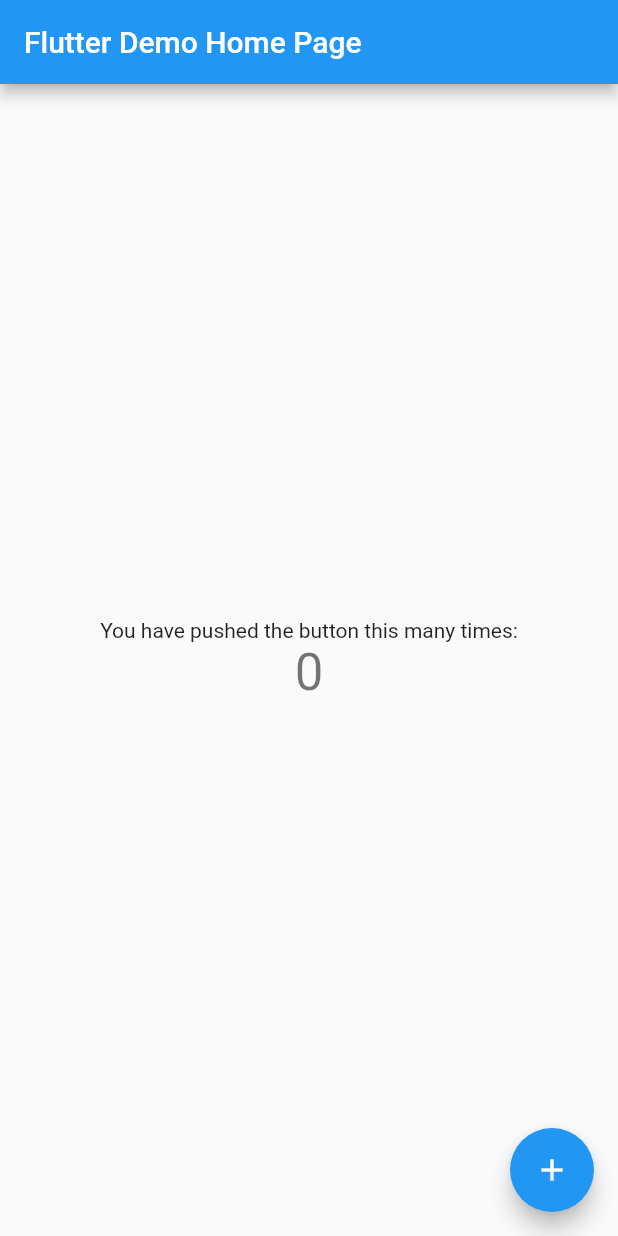
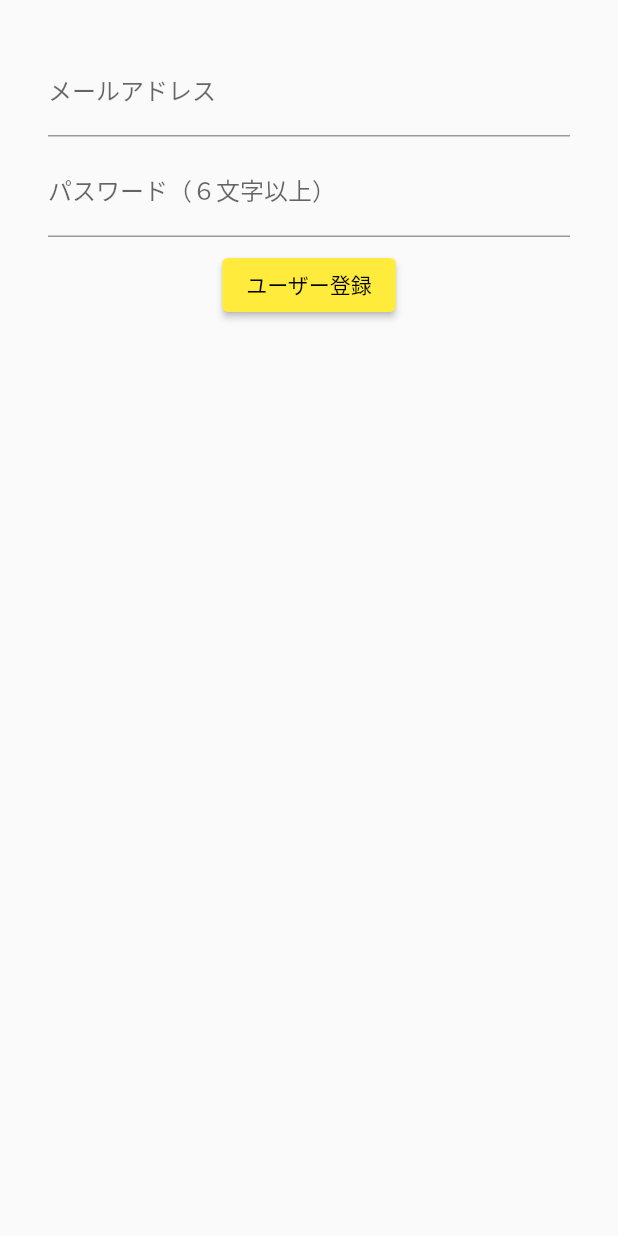
Before and after one commit to Hanatanisan/firebase_login_time, a Flutter app: the screen it shows after launch, on a phone screen of 412 x 824 dp. Run offline on Flutter 3.47's test engine with Material 2 defaults, Android fonts, the light colour scheme and no system bars; our stand-ins replace firebase_auth, firebase_core; accounts and stored records are empty.

Commit message:
登録画面作成

```diff
--- a/lib/main.dart
+++ b/lib/main.dart
@@ -1,115 +1,105 @@
+import 'package:firebase_auth/firebase_auth.dart';
 import 'package:flutter/material.dart';
 
-void main() {
-  runApp(const MyApp());
+import 'package:firebase_core/firebase_core.dart';
+import 'firebase_options.dart';
+
+void main() async {
+  WidgetsFlutterBinding.ensureInitialized();
+  await Firebase.initializeApp(
+    options: DefaultFirebaseOptions.currentPlatform,
+  );
+
+  runApp(HanataniApp());
 }
 
-class MyApp extends StatelessWidget {
-  const MyApp({super.key});
-
+class HanataniApp extends StatelessWidget {
   // This widget is the root of your application.
   @override
   Widget build(BuildContext context) {
     return MaterialApp(
       title: 'Flutter Demo',
       theme: ThemeData(
-        // This is the theme of your application.
-        //
-        // Try running your application with "flutter run". You'll see the
-        // application has a blue toolbar. Then, without quitting the app, try
-        // changing the primarySwatch below to Colors.green and then invoke
-        // "hot reload" (press "r" in the console where you ran "flutter run",
-        // or simply save your changes to "hot reload" in a Flutter IDE).
-        // Notice that the counter didn't reset back to zero; the application
-        // is not restarted.
-        primarySwatch: Colors.blue,
+        primarySwatch: Colors.yellow,
       ),
-      home: const MyHomePage(title: 'Flutter Demo Home Page'),
+      home: SignUpPage(),
     );
   }
 }
 
-class MyHomePage extends StatefulWidget {
-  const MyHomePage({super.key, required this.title});
-
-  // This widget is the home page of your application. It is stateful, meaning
-  // that it has a State object (defined below) that contains fields that affect
-  // how it looks.
-
-  // This class is the configuration for the state. It holds the values (in this
-  // case the title) provided by the parent (in this case the App widget) and
-  // used by the build method of the State. Fields in a Widget subclass are
-  // always marked "final".
-
-  final String title;
-
+class SignUpPage extends StatefulWidget {
   @override
-  State<MyHomePage> createState() => _MyHomePageState();
+  _SignUpPageState createState() => _SignUpPageState();
 }
 
-class _MyHomePageState extends State<MyHomePage> {
-  int _counter = 0;
-
-  void _incrementCounter() {
-    setState(() {
-      // This call to setState tells the Flutter framework that something has
-      // changed in this State, which causes it to rerun the build method below
-      // so that the display can reflect the updated values. If we changed
-      // _counter without calling setState(), then the build method would not be
-      // called again, and so nothing would appear to happen.
-      _counter++;
-    });
-  }
+class _SignUpPageState extends State<SignUpPage> {
+  // 入力されたメールアドレス
+  String newUserEmail = "";
+  // 入力されたパスワード
+  String newUserPassword = "";
+  // 登録・ログインに関する情報を表示
+  String infoText = "";
 
   @override
   Widget build(BuildContext context) {
-    // This method is rerun every time setState is called, for instance as done
-    // by the _incrementCounter method above.
-    //
-    // The Flutter framework has been optimized to make rerunning build methods
-    // fast, so that you can just rebuild anything that needs updating rather
-    // than having to individually change instances of widgets.
     return Scaffold(
-      appBar: AppBar(
-        // Here we take the value from the MyHomePage object that was created by
-        // the App.build method, and use it to set our appbar title.
-        title: Text(widget.title),
-      ),
       body: Center(
-        // Center is a layout widget. It takes a single child and positions it
-        // in the middle of the parent.
-        child: Column(
-          // Column is also a layout widget. It takes a list of children and
-          // arranges them vertically. By default, it sizes itself to fit its
-          // children horizontally, and tries to be as tall as its parent.
-          //
-          // Invoke "debug painting" (press "p" in the console, choose the
-          // "Toggle Debug Paint" action from the Flutter Inspector in Android
-          // Studio, or the "Toggle Debug Paint" command in Visual Studio Code)
-          // to see the wireframe for each widget.
-          //
-          // Column has various properties to control how it sizes itself and
-          // how it positions its children. Here we use mainAxisAlignment to
-          // center the children vertically; the main axis here is the vertical
-          // axis because Columns are vertical (the cross axis would be
-          // horizontal).
-          mainAxisAlignment: MainAxisAlignment.center,
-          children: <Widget>[
-            const Text(
-              'You have pushed the button this many times:',
-            ),
-            Text(
-              '$_counter',
-              style: Theme.of(context).textTheme.headline4,
-            ),
-          ],
+        child: Container(
+          padding: EdgeInsets.all(32),
+          child: Column(
+            children: <Widget>[
+              TextFormField(
+                // テキスト入力のラベルを設定
+                decoration: InputDecoration(labelText: "メールアドレス"),
+                onChanged: (String value) {
+                  setState(() {
+                    newUserEmail = value;
+                  });
+                },
+              ),
+              const SizedBox(height: 8),
+              TextFormField(
+                decoration: InputDecoration(labelText: "パスワード（６文字以上）"),
+                // パスワードが見えないようにする
+                obscureText: true,
+                onChanged: (String value) {
+                  setState(() {
+                    newUserPassword = value;
+                  });
+                },
+              ),
+              const SizedBox(height: 8),
+              ElevatedButton(
+                child: Text("ユーザー登録"),
+                onPressed: () async {
+                  try {
+                    // メール/パスワードでユーザー登録
+                    final FirebaseAuth auth = FirebaseAuth.instance;
+                    final UserCredential result =
+                    await auth.createUserWithEmailAndPassword(
+                      email: newUserEmail,
+                      password: newUserPassword,
+                    );
+
+                    // 登録したユーザー情報
+                    final User user = result.user!;
+                    setState(() {
+                      infoText = "登録OK：${user.email}";
+                    });
+                  } catch (e) {
+                    // 登録に失敗した場合
+                    setState(() {
+                      infoText = "登録NG：${e.toString()}";
+                    });
+                  }
+                },
+              ),
+              const SizedBox(height: 8),
+              Text(infoText)
+            ],
+          ),
         ),
       ),
-      floatingActionButton: FloatingActionButton(
-        onPressed: _incrementCounter,
-        tooltip: 'Increment',
-        child: const Icon(Icons.add),
-      ), // This trailing comma makes auto-formatting nicer for build methods.
     );
   }
 }
--- a/pubspec.yaml
+++ b/pubspec.yaml
@@ -37,6 +37,7 @@
   # Use with the CupertinoIcons class for iOS style icons.
   cupertino_icons: ^1.0.2
   firebase_core: ^2.4.1
+  firebase_auth: ^4.2.5
 
 dev_dependencies:
   flutter_test:
```
Also changed, not shown: lib/firebase_options.dart (added), pubspec.lock, 10 other files.
